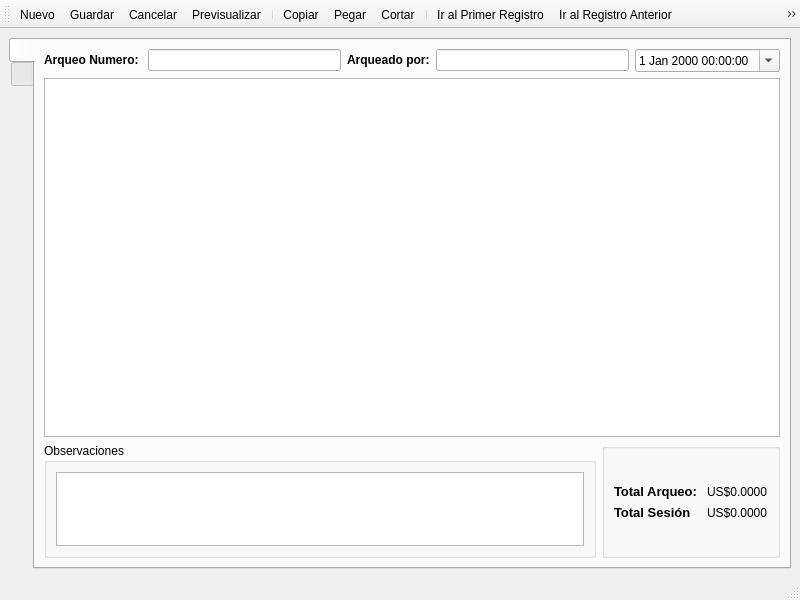
The window that src/ui/arqueo.ui (armonge/EsquipulasPy) describes before a commit, drawn with Qt 5.
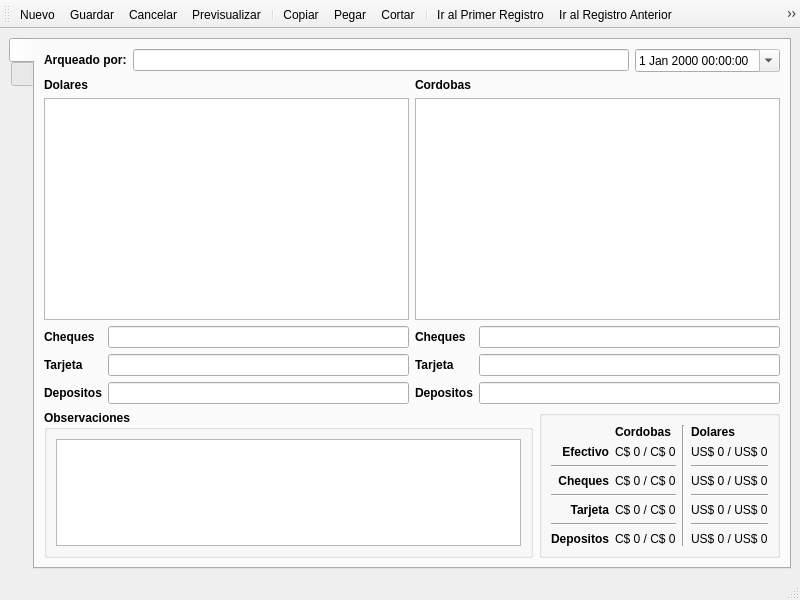
The same window after the commit. The open tabs and pages were chosen to show the change. Icons and pictures are not drawn.

Commit message: -Se cambio la interfaz de arqueo, todavia no funciona pero mejor subirlo por si cualquier cosa

Patch:
```diff
--- a/src/ui/arqueo.ui
+++ b/src/ui/arqueo.ui
@@ -34,26 +34,6 @@
        <layout class="QGridLayout" name="gridLayout">
         <item row="0" column="0" colspan="2">
          <layout class="QHBoxLayout" name="horizontalLayout_2">
-          <item>
-           <widget class="QLabel" name="label_3">
-            <property name="sizePolicy">
-             <sizepolicy hsizetype="Fixed" vsizetype="Preferred">
-              <horstretch>0</horstretch>
-              <verstretch>0</verstretch>
-             </sizepolicy>
-            </property>
-            <property name="text">
-             <string>&lt;b&gt;Arqueo Numero: &lt;/b&gt;</string>
-            </property>
-           </widget>
-          </item>
-          <item>
-           <widget class="QLineEdit" name="lblPrintedDocumentNumber">
-            <property name="readOnly">
-             <bool>true</bool>
-            </property>
-           </widget>
-          </item>
           <item>
            <widget class="QLabel" name="label_2">
             <property name="sizePolicy">
@@ -76,12 +56,18 @@
           </item>
           <item>
            <widget class="QDateTimeEdit" name="dtPicker">
+            <property name="enabled">
+             <bool>true</bool>
+            </property>
             <property name="sizePolicy">
              <sizepolicy hsizetype="Fixed" vsizetype="Fixed">
               <horstretch>0</horstretch>
               <verstretch>0</verstretch>
              </sizepolicy>
             </property>
+            <property name="readOnly">
+             <bool>true</bool>
+            </property>
             <property name="calendarPopup">
              <bool>true</bool>
             </property>
@@ -89,12 +75,34 @@
           </item>
          </layout>
         </item>
-        <item row="1" column="0" colspan="2">
-         <widget class="QTableView" name="tabledetails">
+        <item row="1" column="0">
+         <widget class="QLabel" name="label_3">
+          <property name="text">
+           <string>&lt;!DOCTYPE HTML PUBLIC &quot;-//W3C//DTD HTML 4.0//EN&quot; &quot;http://www.w3.org/TR/REC-html40/strict.dtd&quot;&gt;
+&lt;html&gt;&lt;head&gt;&lt;meta name=&quot;qrichtext&quot; content=&quot;1&quot; /&gt;&lt;style type=&quot;text/css&quot;&gt;
+p, li { white-space: pre-wrap; }
+&lt;/style&gt;&lt;/head&gt;&lt;body style=&quot; font-family:'Sans Serif'; font-size:9pt; font-weight:400; font-style:normal;&quot;&gt;
+&lt;p style=&quot; margin-top:0px; margin-bottom:0px; margin-left:0px; margin-right:0px; -qt-block-indent:0; text-indent:0px;&quot;&gt;&lt;span style=&quot; font-weight:600;&quot;&gt;Dolares&lt;/span&gt;&lt;/p&gt;&lt;/body&gt;&lt;/html&gt;</string>
+          </property>
+         </widget>
+        </item>
+        <item row="1" column="1">
+         <widget class="QLabel" name="label_6">
+          <property name="text">
+           <string>&lt;!DOCTYPE HTML PUBLIC &quot;-//W3C//DTD HTML 4.0//EN&quot; &quot;http://www.w3.org/TR/REC-html40/strict.dtd&quot;&gt;
+&lt;html&gt;&lt;head&gt;&lt;meta name=&quot;qrichtext&quot; content=&quot;1&quot; /&gt;&lt;style type=&quot;text/css&quot;&gt;
+p, li { white-space: pre-wrap; }
+&lt;/style&gt;&lt;/head&gt;&lt;body style=&quot; font-family:'Sans Serif'; font-size:9pt; font-weight:400; font-style:normal;&quot;&gt;
+&lt;p style=&quot; margin-top:0px; margin-bottom:0px; margin-left:0px; margin-right:0px; -qt-block-indent:0; text-indent:0px;&quot;&gt;&lt;span style=&quot; font-weight:600;&quot;&gt;Cordobas&lt;/span&gt;&lt;/p&gt;&lt;/body&gt;&lt;/html&gt;</string>
+          </property>
+         </widget>
+        </item>
+        <item row="2" column="0">
+         <widget class="QTableView" name="tabledetailsD">
           <property name="sizePolicy">
            <sizepolicy hsizetype="Expanding" vsizetype="Minimum">
             <horstretch>0</horstretch>
-            <verstretch>1</verstretch>
+            <verstretch>2</verstretch>
            </sizepolicy>
           </property>
           <property name="contextMenuPolicy">
@@ -114,14 +122,132 @@
           </attribute>
          </widget>
         </item>
+        <item row="2" column="1">
+         <widget class="QTableView" name="tabledetailsC">
+          <property name="sizePolicy">
+           <sizepolicy hsizetype="Expanding" vsizetype="Minimum">
+            <horstretch>0</horstretch>
+            <verstretch>2</verstretch>
+           </sizepolicy>
+          </property>
+         </widget>
+        </item>
+        <item row="3" column="0">
+         <layout class="QFormLayout" name="formLayout">
+          <item row="0" column="0">
+           <widget class="QLabel" name="label_13">
+            <property name="text">
+             <string>&lt;b&gt;Cheques&lt;/b&gt;</string>
+            </property>
+           </widget>
+          </item>
+          <item row="0" column="1">
+           <widget class="QLineEdit" name="txtCkD">
+            <property name="readOnly">
+             <bool>true</bool>
+            </property>
+           </widget>
+          </item>
+          <item row="1" column="0">
+           <widget class="QLabel" name="label_14">
+            <property name="text">
+             <string>&lt;b&gt;Tarjeta&lt;/b&gt;</string>
+            </property>
+           </widget>
+          </item>
+          <item row="1" column="1">
+           <widget class="QLineEdit" name="txtCardD">
+            <property name="readOnly">
+             <bool>true</bool>
+            </property>
+           </widget>
+          </item>
         <item row="2" column="0">
+           <widget class="QLabel" name="label_15">
+            <property name="text">
+             <string>&lt;!DOCTYPE HTML PUBLIC &quot;-//W3C//DTD HTML 4.0//EN&quot; &quot;http://www.w3.org/TR/REC-html40/strict.dtd&quot;&gt;
+&lt;html&gt;&lt;head&gt;&lt;meta name=&quot;qrichtext&quot; content=&quot;1&quot; /&gt;&lt;style type=&quot;text/css&quot;&gt;
+p, li { white-space: pre-wrap; }
+&lt;/style&gt;&lt;/head&gt;&lt;body style=&quot; font-family:'Sans Serif'; font-size:9pt; font-weight:400; font-style:normal;&quot;&gt;
+&lt;p style=&quot; margin-top:0px; margin-bottom:0px; margin-left:0px; margin-right:0px; -qt-block-indent:0; text-indent:0px;&quot;&gt;&lt;span style=&quot; font-weight:600;&quot;&gt;Depositos&lt;/span&gt;&lt;/p&gt;&lt;/body&gt;&lt;/html&gt;</string>
+            </property>
+           </widget>
+          </item>
+          <item row="2" column="1">
+           <widget class="QLineEdit" name="txtDepositD">
+            <property name="readOnly">
+             <bool>true</bool>
+            </property>
+           </widget>
+          </item>
+         </layout>
+        </item>
+        <item row="3" column="1">
+         <layout class="QFormLayout" name="formLayout_2">
+          <item row="0" column="0">
+           <widget class="QLabel" name="label_16">
+            <property name="text">
+             <string>&lt;b&gt;Cheques&lt;/b&gt;</string>
+            </property>
+           </widget>
+          </item>
+          <item row="0" column="1">
+           <widget class="QLineEdit" name="txtCkC">
+            <property name="readOnly">
+             <bool>true</bool>
+            </property>
+           </widget>
+          </item>
+          <item row="1" column="0">
+           <widget class="QLabel" name="label_17">
+            <property name="text">
+             <string>&lt;b&gt;Tarjeta&lt;/b&gt;</string>
+            </property>
+           </widget>
+          </item>
+          <item row="1" column="1">
+           <widget class="QLineEdit" name="txtCardC">
+            <property name="readOnly">
+             <bool>true</bool>
+            </property>
+           </widget>
+          </item>
+          <item row="2" column="0">
+           <widget class="QLabel" name="label_18">
+            <property name="text">
+             <string>&lt;!DOCTYPE HTML PUBLIC &quot;-//W3C//DTD HTML 4.0//EN&quot; &quot;http://www.w3.org/TR/REC-html40/strict.dtd&quot;&gt;
+&lt;html&gt;&lt;head&gt;&lt;meta name=&quot;qrichtext&quot; content=&quot;1&quot; /&gt;&lt;style type=&quot;text/css&quot;&gt;
+p, li { white-space: pre-wrap; }
+&lt;/style&gt;&lt;/head&gt;&lt;body style=&quot; font-family:'Sans Serif'; font-size:9pt; font-weight:400; font-style:normal;&quot;&gt;
+&lt;p style=&quot; margin-top:0px; margin-bottom:0px; margin-left:0px; margin-right:0px; -qt-block-indent:0; text-indent:0px;&quot;&gt;&lt;span style=&quot; font-weight:600;&quot;&gt;Depositos&lt;/span&gt;&lt;/p&gt;&lt;/body&gt;&lt;/html&gt;</string>
+            </property>
+           </widget>
+          </item>
+          <item row="2" column="1">
+           <widget class="QLineEdit" name="txtDepositC">
+            <property name="readOnly">
+             <bool>true</bool>
+            </property>
+           </widget>
+          </item>
+         </layout>
+        </item>
+        <item row="4" column="0" colspan="2">
+         <layout class="QHBoxLayout" name="horizontalLayout_3">
+          <item>
          <widget class="QGroupBox" name="groupBox_2">
           <property name="sizePolicy">
            <sizepolicy hsizetype="Preferred" vsizetype="Maximum">
-            <horstretch>1</horstretch>
-            <verstretch>1</verstretch>
-           </sizepolicy>
-          </property>
+              <horstretch>0</horstretch>
+              <verstretch>0</verstretch>
+             </sizepolicy>
+            </property>
+            <property name="font">
+             <font>
+              <weight>75</weight>
+              <bold>true</bold>
+             </font>
+            </property>
           <property name="title">
            <string>Observaciones</string>
           </property>
@@ -145,10 +271,10 @@
           </layout>
          </widget>
         </item>
-        <item row="2" column="1">
+          <item>
          <widget class="QGroupBox" name="groupBox">
           <property name="sizePolicy">
-           <sizepolicy hsizetype="Preferred" vsizetype="Maximum">
+             <sizepolicy hsizetype="Minimum" vsizetype="Maximum">
             <horstretch>0</horstretch>
             <verstretch>0</verstretch>
            </sizepolicy>
@@ -156,98 +282,182 @@
           <property name="title">
            <string/>
           </property>
-          <layout class="QFormLayout" name="formLayout_2">
-           <property name="fieldGrowthPolicy">
-            <enum>QFormLayout::ExpandingFieldsGrow</enum>
-           </property>
-           <property name="formAlignment">
-            <set>Qt::AlignCenter</set>
-           </property>
-           <item row="1" column="0">
-            <widget class="QLabel" name="label_11">
+            <layout class="QGridLayout" name="gridLayout_2">
+             <item row="0" column="1">
+              <widget class="QLabel" name="label_4">
              <property name="sizePolicy">
-              <sizepolicy hsizetype="Preferred" vsizetype="Minimum">
+                <sizepolicy hsizetype="Preferred" vsizetype="Fixed">
                <horstretch>0</horstretch>
                <verstretch>0</verstretch>
               </sizepolicy>
              </property>
-             <property name="font">
-              <font>
-               <pointsize>10</pointsize>
-               <weight>75</weight>
-               <bold>true</bold>
-              </font>
-             </property>
              <property name="text">
-              <string>Total Arqueo: </string>
+                <string>&lt;b&gt;Cordobas&lt;/b&gt;</string>
              </property>
             </widget>
            </item>
-           <item row="1" column="1">
-            <widget class="QLabel" name="lblTotalArqueo">
-             <property name="sizePolicy">
-              <sizepolicy hsizetype="Preferred" vsizetype="Minimum">
-               <horstretch>0</horstretch>
-               <verstretch>0</verstretch>
-              </sizepolicy>
-             </property>
-             <property name="text">
-              <string>US$0.0000</string>
-             </property>
-            </widget>
-           </item>
-           <item row="2" column="0">
+             <item row="0" column="2" rowspan="8">
+              <widget class="Line" name="line">
+               <property name="orientation">
+                <enum>Qt::Vertical</enum>
+               </property>
+              </widget>
+             </item>
+             <item row="0" column="3">
             <widget class="QLabel" name="label_5">
-             <property name="font">
-              <font>
-               <pointsize>10</pointsize>
-               <weight>75</weight>
-               <bold>true</bold>
-              </font>
+               <property name="sizePolicy">
+                <sizepolicy hsizetype="Preferred" vsizetype="Fixed">
+                 <horstretch>0</horstretch>
+                 <verstretch>0</verstretch>
+                </sizepolicy>
              </property>
              <property name="text">
-              <string>Total Sesión</string>
+                <string>&lt;b&gt;Dolares&lt;/b&gt;</string>
              </property>
             </widget>
            </item>
-           <item row="2" column="1">
-            <widget class="QLabel" name="lblTotalSesion">
+             <item row="3" column="0">
+              <widget class="QLabel" name="label_7">
              <property name="text">
-              <string>US$0.0000</string>
-             </property>
-            </widget>
-           </item>
-           <item row="3" column="0" colspan="2">
-            <spacer name="verticalSpacer">
+                <string>&lt;b&gt;Cheques&lt;/b&gt;</string>
+               </property>
+               <property name="alignment">
+                <set>Qt::AlignRight|Qt::AlignTrailing|Qt::AlignVCenter</set>
+               </property>
+              </widget>
+             </item>
+             <item row="3" column="1">
+              <widget class="QLabel" name="lblCkC">
+               <property name="text">
+                <string>C$ 0 / C$ 0</string>
+               </property>
+              </widget>
+             </item>
+             <item row="3" column="3">
+              <widget class="QLabel" name="lblCkD">
+               <property name="text">
+                <string>US$ 0 / US$ 0</string>
+               </property>
+              </widget>
+             </item>
+             <item row="4" column="0" colspan="2">
+              <widget class="Line" name="line_2">
              <property name="orientation">
-              <enum>Qt::Vertical</enum>
-             </property>
-             <property name="sizeType">
-              <enum>QSizePolicy::Expanding</enum>
-             </property>
-             <property name="sizeHint" stdset="0">
-              <size>
-               <width>20</width>
-               <height>20</height>
-              </size>
-             </property>
-            </spacer>
-           </item>
-           <item row="0" column="0" colspan="2">
-            <spacer name="verticalSpacer_2">
+                <enum>Qt::Horizontal</enum>
+               </property>
+              </widget>
+             </item>
+             <item row="4" column="3">
+              <widget class="Line" name="line_3">
+               <property name="orientation">
+                <enum>Qt::Horizontal</enum>
+               </property>
+              </widget>
+             </item>
+             <item row="5" column="0">
+              <widget class="QLabel" name="label_12">
+               <property name="text">
+                <string>&lt;b&gt;Tarjeta&lt;/b&gt;</string>
+               </property>
+               <property name="alignment">
+                <set>Qt::AlignRight|Qt::AlignTrailing|Qt::AlignVCenter</set>
+               </property>
+              </widget>
+             </item>
+             <item row="5" column="1">
+              <widget class="QLabel" name="lblCardC">
+               <property name="text">
+                <string>C$ 0 / C$ 0</string>
+               </property>
+              </widget>
+             </item>
+             <item row="5" column="3">
+              <widget class="QLabel" name="lblCardD">
+               <property name="text">
+                <string>US$ 0 / US$ 0</string>
+               </property>
+              </widget>
+             </item>
+             <item row="6" column="0" colspan="2">
+              <widget class="Line" name="line_6">
              <property name="orientation">
-              <enum>Qt::Vertical</enum>
-             </property>
-             <property name="sizeHint" stdset="0">
-              <size>
-               <width>20</width>
-               <height>20</height>
-              </size>
-             </property>
-            </spacer>
-           </item>
-          </layout>
-         </widget>
+                <enum>Qt::Horizontal</enum>
+               </property>
+              </widget>
+             </item>
+             <item row="6" column="3">
+              <widget class="Line" name="line_7">
+               <property name="orientation">
+                <enum>Qt::Horizontal</enum>
+               </property>
+              </widget>
+             </item>
+             <item row="7" column="0">
+              <widget class="QLabel" name="label_9">
+               <property name="text">
+                <string>&lt;b&gt;Depositos&lt;/b&gt;</string>
+               </property>
+               <property name="alignment">
+                <set>Qt::AlignRight|Qt::AlignTrailing|Qt::AlignVCenter</set>
+               </property>
+              </widget>
+             </item>
+             <item row="7" column="1">
+              <widget class="QLabel" name="lblDepositC">
+               <property name="text">
+                <string>C$ 0 / C$ 0</string>
+               </property>
+              </widget>
+             </item>
+             <item row="7" column="3">
+              <widget class="QLabel" name="lblDepositD">
+               <property name="text">
+                <string>US$ 0 / US$ 0</string>
+               </property>
+              </widget>
+             </item>
+             <item row="2" column="0" colspan="2">
+              <widget class="Line" name="line_5">
+               <property name="orientation">
+                <enum>Qt::Horizontal</enum>
+               </property>
+              </widget>
+             </item>
+             <item row="1" column="0">
+              <widget class="QLabel" name="label_8">
+               <property name="text">
+                <string>&lt;b&gt;Efectivo&lt;/b&gt;</string>
+               </property>
+               <property name="alignment">
+                <set>Qt::AlignRight|Qt::AlignTrailing|Qt::AlignVCenter</set>
+               </property>
+              </widget>
+             </item>
+             <item row="1" column="1">
+              <widget class="QLabel" name="lblCashC">
+               <property name="text">
+                <string>C$ 0 / C$ 0</string>
+               </property>
+              </widget>
+             </item>
+             <item row="1" column="3">
+              <widget class="QLabel" name="lblCashD">
+               <property name="text">
+                <string>US$ 0 / US$ 0</string>
+               </property>
+              </widget>
+             </item>
+             <item row="2" column="3">
+              <widget class="Line" name="line_4">
+               <property name="orientation">
+                <enum>Qt::Horizontal</enum>
+               </property>
+              </widget>
+             </item>
+            </layout>
+           </widget>
+          </item>
+         </layout>
         </item>
        </layout>
       </widget>
```
Left out of the diff: 7 changed lines with no effect on the pictures. Lines whose indentation alone changed are shown as unchanged. The commit also changes 15 other files.
